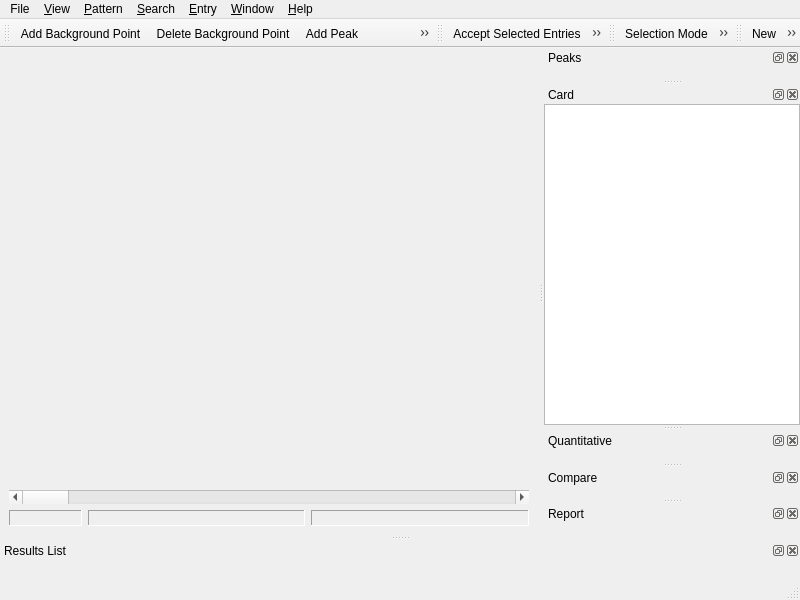
Qt form src/mainwindow.ui (ccorrado71/qualx3) before a commit.
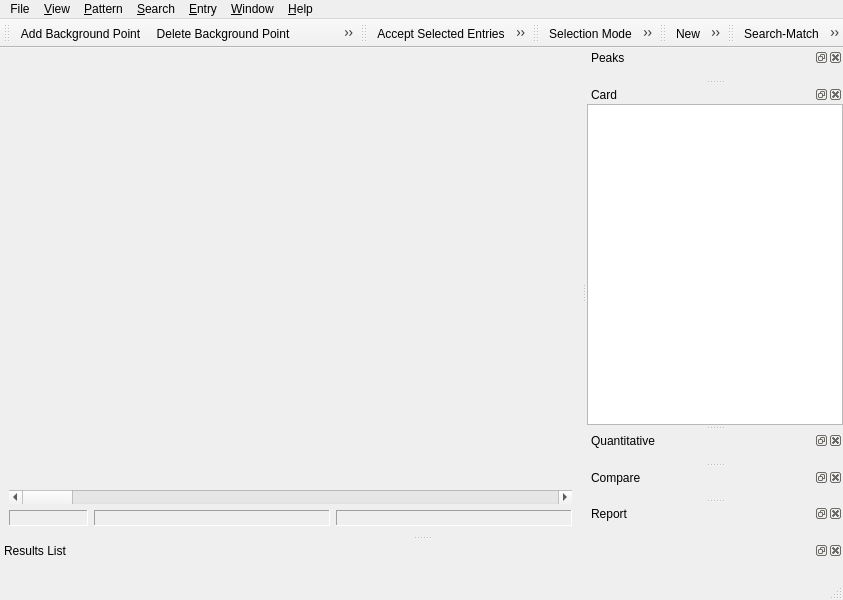
The same form after that commit. Icons and pictures are not drawn. Custom widgets are drawn as their Qt base class.

Commit message: add search toolbar

What changed in the file:
```diff
--- a/src/mainwindow.ui
+++ b/src/mainwindow.ui
@@ -6,7 +6,7 @@
    <rect>
     <x>0</x>
     <y>0</y>
-    <width>800</width>
+    <width>843</width>
     <height>600</height>
    </rect>
   </property>
@@ -93,7 +93,7 @@
     <rect>
      <x>0</x>
      <y>0</y>
-     <width>800</width>
+     <width>843</width>
      <height>23</height>
     </rect>
    </property>
@@ -422,6 +422,21 @@
    <addaction name="actionImportDiffractionPattern"/>
    <addaction name="actionExit"/>
   </widget>
+  <widget class="QToolBar" name="toolBarSearch">
+   <property name="windowTitle">
+    <string>Search Toolbar</string>
+   </property>
+   <attribute name="toolBarArea">
+    <enum>TopToolBarArea</enum>
+   </attribute>
+   <attribute name="toolBarBreak">
+    <bool>false</bool>
+   </attribute>
+   <addaction name="actionSearch_Match"/>
+   <addaction name="actionSearch_Match_Options"/>
+   <addaction name="actionRestraints"/>
+   <addaction name="actionCancel_Search"/>
+  </widget>
   <action name="actionTestDatabase">
    <property name="text">
     <string>Test Database</string>
@@ -820,6 +835,15 @@
     <string>Default Layout</string>
    </property>
   </action>
+  <action name="actionCancel_Search">
+   <property name="icon">
+    <iconset resource="resource.qrc">
+     <normaloff>:/images/images/stop.png</normaloff>:/images/images/stop.png</iconset>
+   </property>
+   <property name="text">
+    <string>Cancel Search</string>
+   </property>
+  </action>
  </widget>
  <customwidgets>
   <customwidget>
```
Left out of the diff: 2 changed lines with no effect on the pictures. The commit also changes 6 other files.
